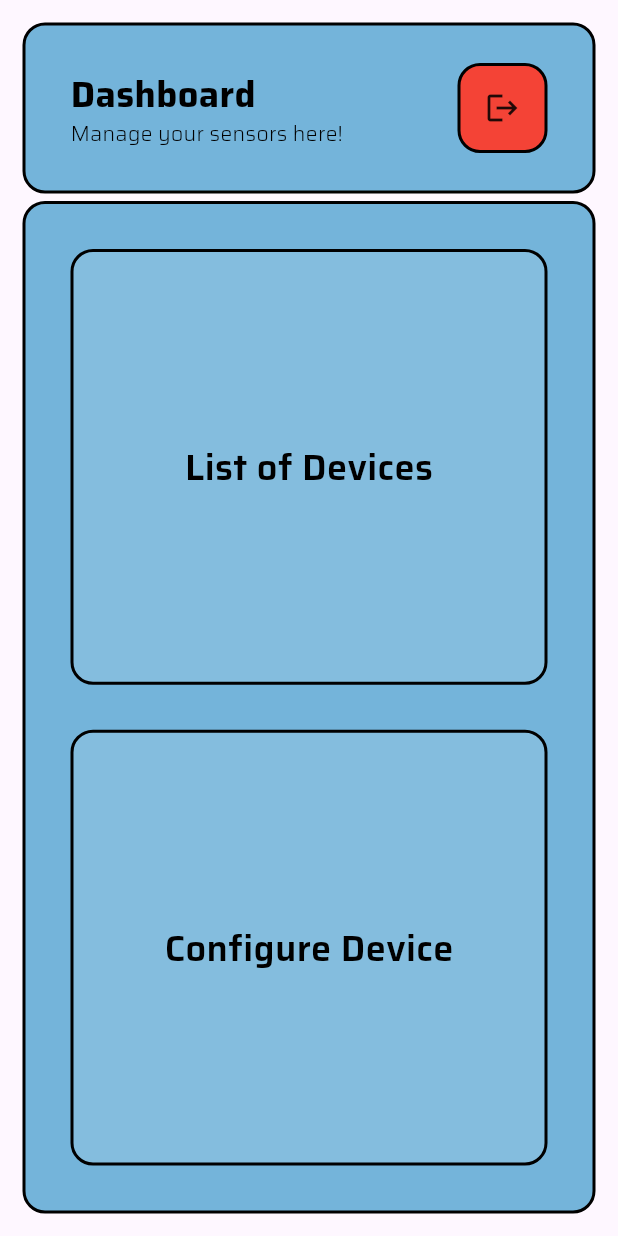
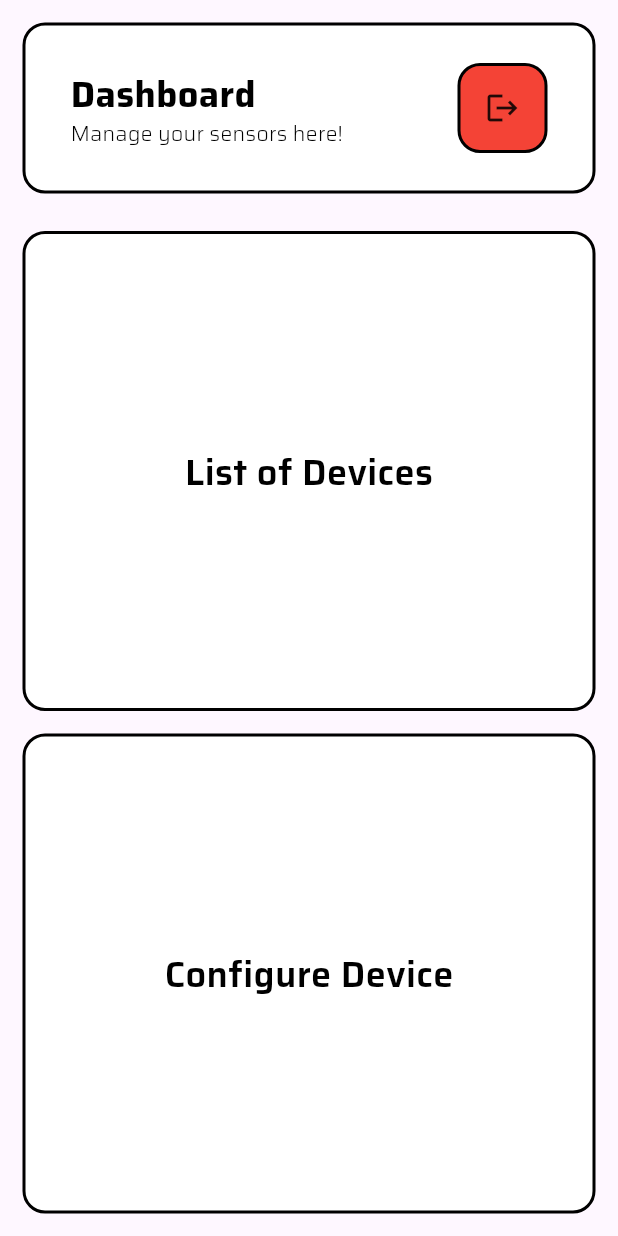
Before and after one commit to iwansal64/wms_app, a Flutter app: the DashboardPage widget shown alone on an empty page, opened directly, on a phone screen of 412 x 824 dp. Run offline on Flutter 3.47's test engine with Material 3 defaults, Android fonts, the phone set to English and light mode, and no system bars; our stand-ins replace flutter_blue_plus, logger, shared_preferences; accounts and stored records are empty.

Commit message:
[improve] Better design! (2/3 complete)

```diff
--- a/lib/components/sensor_card.dart
+++ b/lib/components/sensor_card.dart
@@ -1,5 +1,5 @@
 import 'package:flutter/material.dart';
-import 'package:wms_app/default_styles.dart' as default_styles;
+import 'package:wms_app/default_styles.dart';
 
 class SensorCard extends StatelessWidget {
   final String sensorNumber;
@@ -63,7 +63,7 @@ class _SensorValueState extends State<SensorValue> {
 
     return Text(
       "--",
-      style: default_styles.basicTextStyle,
+      style: DefaultStyles.basicTextStyle,
     );
   }
 }
--- a/lib/components/toast_card.dart
+++ b/lib/components/toast_card.dart
@@ -19,7 +19,8 @@ class ToastCard extends StatelessWidget {
           child: ConstrainedBox(
             constraints: BoxConstraints(
               minWidth: 200,
-              minHeight: 100
+              minHeight: 100,
+              maxWidth: MediaQuery.of(context).size.width - 100
             ),
             child: Container(
               decoration: BoxDecoration(
@@ -31,10 +32,11 @@ class ToastCard extends StatelessWidget {
                 padding: EdgeInsets.all(15),
                 child: Column(
                   crossAxisAlignment: CrossAxisAlignment.start,
+                  mainAxisAlignment: MainAxisAlignment.start,
                   spacing: 5,
                   children: [
                     Text(
-                      value.status.toString(),
+                      value.status.name,
                       style: TextStyle(
                         fontSize: 16,
                         color: value.statusColor,
--- a/lib/default_styles.dart
+++ b/lib/default_styles.dart
@@ -2,7 +2,7 @@ import 'package:flutter/material.dart';
 
 class DefaultStyles {
   static const Color primaryColor = Color.fromARGB(255, 204, 223, 238);
-  static const Color mainBackgroundColor = Color.fromARGB(255, 0, 74, 173);
+  static const Color mainBackgroundColor = Color.fromARGB(255, 0, 58, 112);
   static const Color backgroundColor = Color.fromARGB(255, 116, 180, 218);
 
   static const TextStyle basicTextStyle = TextStyle(
@@ -26,13 +26,13 @@ class DefaultStyles {
   );
 
   static final BoxDecoration basicBoxContainerStyle = BoxDecoration(
-    color: backgroundColor,
+    color: Color.fromARGB(40, 255, 255, 255),
     border: Border.all(width: 2),
     borderRadius: BorderRadius.circular(15),
   );
 
-  static final BoxDecoration basicBoxContainerSecondStyle = BoxDecoration(
-    color: Color.fromARGB(30, 255, 255, 255),
+  static final BoxDecoration basicBoxContainerContentStyle = BoxDecoration(
+    color: Colors.white,
     border: Border.all(width: 2),
     borderRadius: BorderRadius.circular(15),
   );
--- a/lib/pages/dashboard.dart
+++ b/lib/pages/dashboard.dart
@@ -25,12 +25,12 @@ class DashboardPage extends StatelessWidget{
     return Padding(
       padding: EdgeInsets.all(15),
       child: Column(
-        spacing: 5,
+        spacing: 25,
         children: [
           Container(
             alignment: Alignment.center,
             child: Container(
-              decoration: DefaultStyles.basicBoxContainerStyle,
+              decoration: DefaultStyles.basicBoxContainerContentStyle,
               child: Padding(
                 padding: EdgeInsets.symmetric(vertical: 20, horizontal: 30),
                 child: Row(
@@ -87,18 +87,15 @@ class DashboardPage extends StatelessWidget{
           Expanded(
             child: Container(
               alignment: Alignment.center,
-              decoration: DefaultStyles.basicBoxContainerStyle,
-              child: Padding(
-                padding: EdgeInsets.all(30),
               child: Column(
-                  spacing: 30,
+                spacing: 15,
                 children: [
                   Expanded(
                     child: GestureDetector(
                       onTap: onGotoDeviceListTriggered,
                       child: Container(
                         alignment: Alignment.center,
-                          decoration: DefaultStyles.basicBoxContainerSecondStyle,
+                        decoration: DefaultStyles.basicBoxContainerContentStyle,
                         child: Text(
                           "List of Devices",
                           style: DefaultStyles.basicTextStyle.merge(
@@ -116,7 +113,7 @@ class DashboardPage extends StatelessWidget{
                       onTap: onGotoDeviceConfigureTriggered,
                       child: Container(
                         alignment: Alignment.center,
-                          decoration: DefaultStyles.basicBoxContainerSecondStyle,
+                        decoration: DefaultStyles.basicBoxContainerContentStyle,
                         child: Text(
                           "Configure Device",
                           style: DefaultStyles.basicTextStyle.merge(
@@ -133,7 +130,6 @@ class DashboardPage extends StatelessWidget{
               )
             ),
           ),
-          ),
         ],
       ),
     );
```
Also changed, not shown: lib/pages/configuration/device_configuration.dart (+2 -13 lines), lib/pages/configuration/device_scan.dart (+92 -77 lines), lib/pages/device_list.dart (+7 -4 lines). Lines whose indentation alone changed are shown as unchanged.
